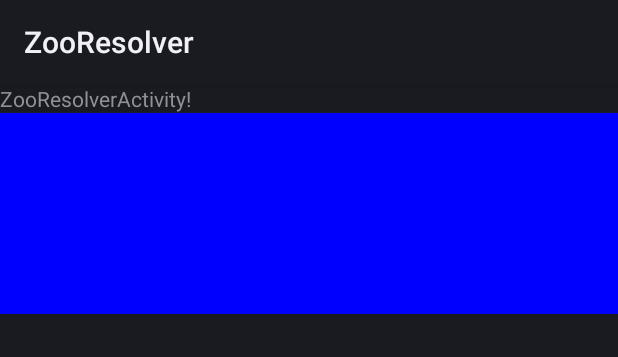
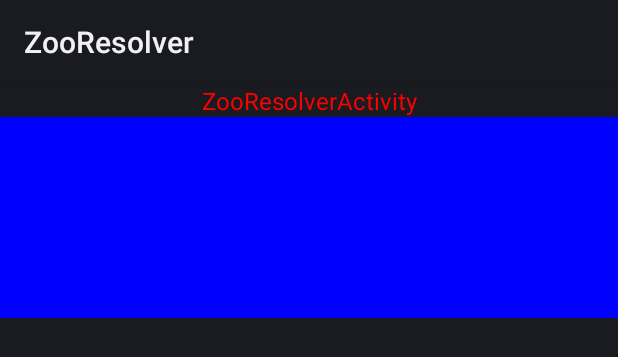
Before and after one commit to AndroidWonder/25-ZooResolver, an Android app: the layout main.xml on its own in the app's theme, with its tools: preview values and no code run, on a phone screen of 412 x 824 dp. Shown: the top 357 px of the screen. Run offline under Robolectric (Android 15) with nearby library versions, the phone set to English and light mode, and no system bars.

Commit message:
update rev

```diff
--- a/app/build.gradle
+++ b/app/build.gradle
@@ -2,7 +2,7 @@ apply plugin: 'com.android.application'
 
 android {
     compileSdkVersion 25
-    buildToolsVersion '25.0.2'
+    buildToolsVersion '28.0.3'
 
     defaultConfig {
         applicationId "com.course.example.zooresolver"
--- a/app/src/main/AndroidManifest.xml
+++ b/app/src/main/AndroidManifest.xml
@@ -3,7 +3,6 @@
       package="com.course.example.zooresolver"
       android:versionCode="1"
       android:versionName="1.0">
-    <uses-sdk android:minSdkVersion="17" />
 
     <application android:icon="@drawable/icon" android:label="@string/app_name">
         <activity android:name=".ZooResolverActivity"
--- a/app/src/main/res/layout/main.xml
+++ b/app/src/main/res/layout/main.xml
@@ -7,6 +7,9 @@
 <TextView
     android:layout_width="fill_parent"
     android:layout_height="wrap_content"
+	android:gravity="center"
+	android:textSize="16sp"
+	android:textColor="#ffff0000"
     android:text="@string/hello"
     />
     <TextView
--- a/app/src/main/res/values/strings.xml
+++ b/app/src/main/res/values/strings.xml
@@ -1,5 +1,5 @@
 <?xml version="1.0" encoding="utf-8"?>
 <resources>
-    <string name="hello">ZooResolverActivity!</string>
+    <string name="hello">ZooResolverActivity</string>
     <string name="app_name">ZooResolver</string>
 </resources>
--- a/build.gradle
+++ b/build.gradle
@@ -2,14 +2,16 @@
 buildscript {
     repositories {
         jcenter()
+        google()
     }
     dependencies {
-        classpath 'com.android.tools.build:gradle:3.0.1'
+        classpath 'com.android.tools.build:gradle:3.2.1'
     }
 }
 
 allprojects {
     repositories {
         jcenter()
+        google()
     }
 }
```
Also changed, not shown: gradle/wrapper/gradle-wrapper.properties.
